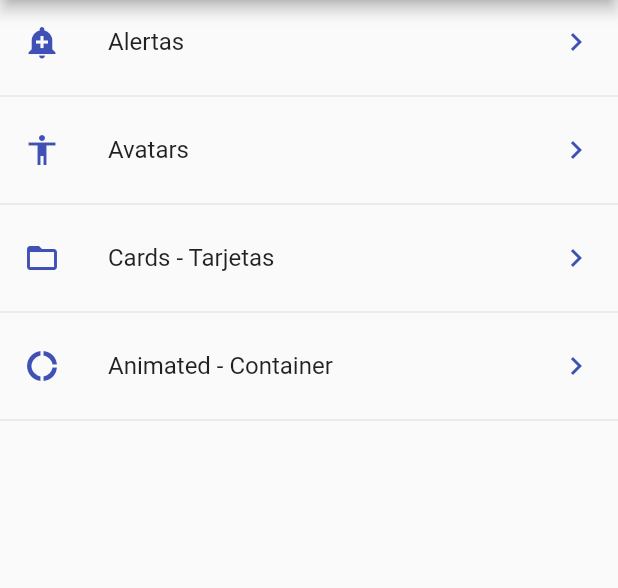
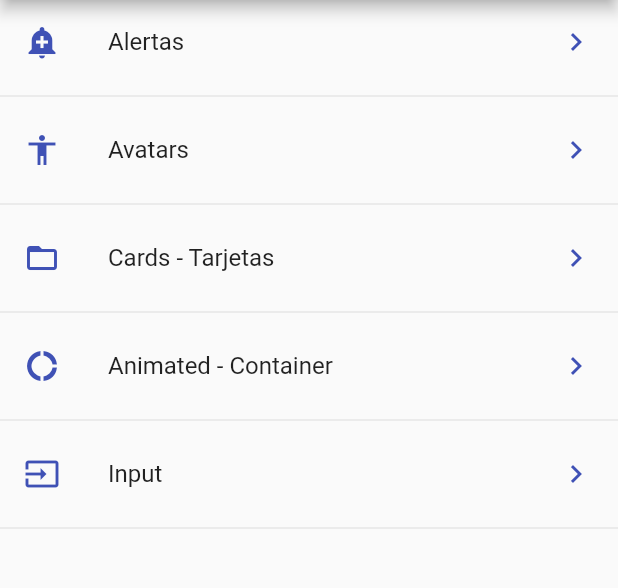
Before and after one commit to dznkos/widgets_util, a Flutter app: the screen it shows after launch, on a phone screen of 412 x 824 dp, the part 84-672 px from its top. Run offline on Flutter 3.47's test engine with Material 2 defaults, Android fonts, the phone set to English and light mode, and no system bars.

Commit message:
widgets_util v1.1

```diff
--- a/data/menu_opts.json
+++ b/data/menu_opts.json
@@ -20,6 +20,12 @@
         "ruta" : "ani",
         "icon" : "donut_large",
         "texto": "Animated - Container"
+      },
+      {
+        "ruta" : "input",
+        "icon" : "input",
+        "texto": "Input"
       }
+
   ]
 }
--- a/lib/src/routes/routes.dart
+++ b/lib/src/routes/routes.dart
@@ -1,4 +1,5 @@
 
+import 'package:componentes/src/pages/input_page.dart';
 import 'package:flutter/material.dart';
 
 import 'package:componentes/src/pages/home_page.dart';
@@ -14,6 +15,7 @@ import 'package:componentes/src/pages/animated_container.dart';
         'alert' : (context) => AlertPage(),
         'avatar': (context) => AvatarPage(),
         'card'  : (context) => CardPage(),
-        'ani' : (context) => AnimatedContainderPage(),
+        'ani'   : (context) => AnimatedContainderPage(),
+        'input' : (context) => InputPage(),
     };
   }
--- a/lib/src/utils/icon_string_util.dart
+++ b/lib/src/utils/icon_string_util.dart
@@ -6,6 +6,7 @@ final _icons = <String, IconData>{
                 'accessibility' : Icons.accessibility,
                 'folder_open'   : Icons.folder_open,
                 'donut_large'   : Icons.donut_large,
+                'input'         : Icons.input,
                 };
 
 
```
Also changed, not shown: lib/src/pages/input_page.dart (added, +60 -0 lines).
